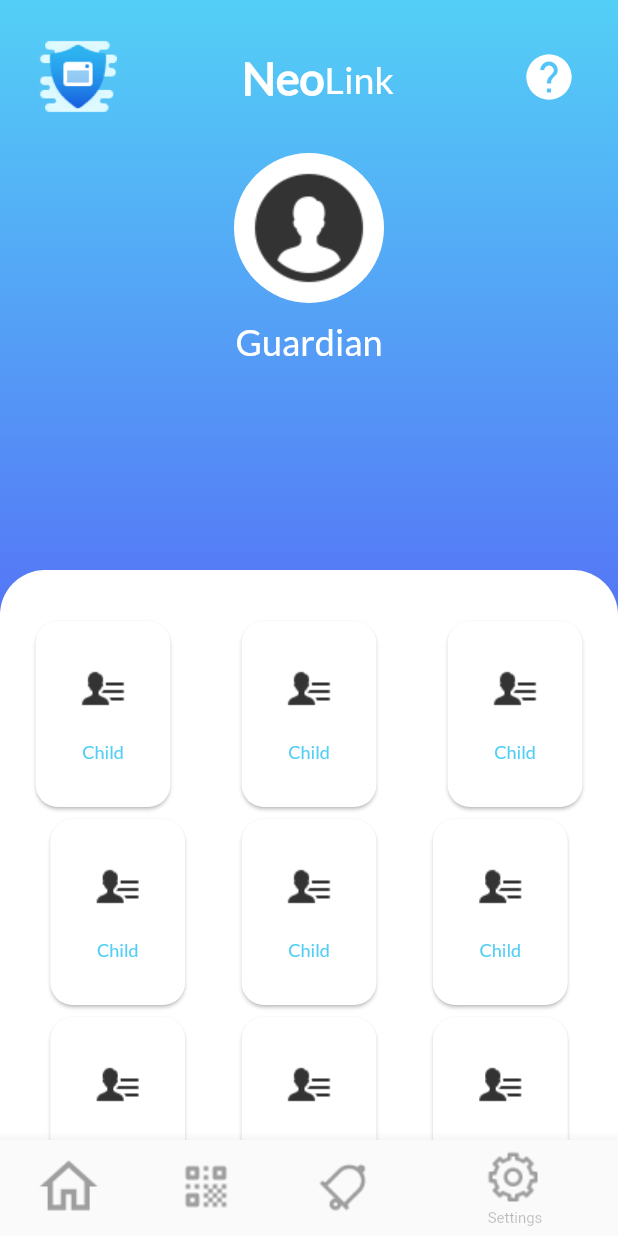
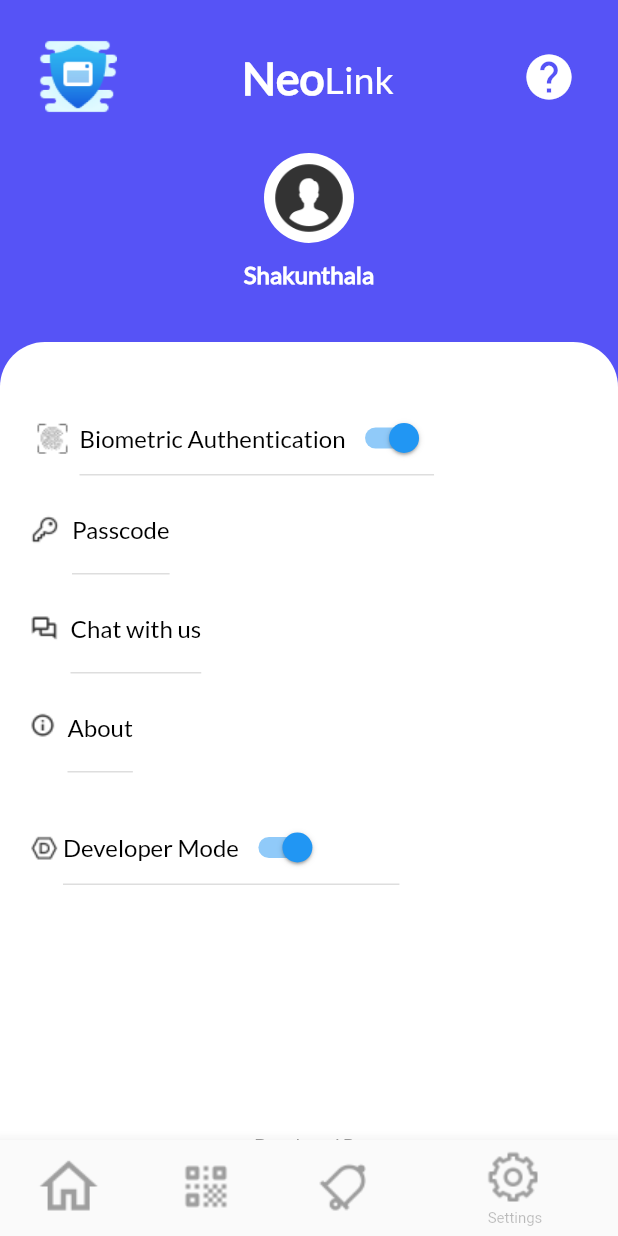
Before and after one commit to Shadow60539/neo_link, a Flutter app: the IndexPage screen opened directly, swiped to page 4, on a phone screen of 412 x 824 dp. Run offline on Flutter 3.47's test engine with Material 2 defaults, Android fonts, the phone set to English and light mode, and no system bars; our stand-ins replace device_preview.

Commit message:
add settings page

```diff
--- a/lib/main.dart
+++ b/lib/main.dart
@@ -1,10 +1,11 @@
+import 'package:device_preview/device_preview.dart';
 import 'package:flutter/material.dart';
 import 'package:flutter/services.dart';
 import 'package:neo_link_app/ui/colors/colors.dart';
 import 'package:neo_link_app/ui/pages/splash_page.dart';
 
 void main() {
-  runApp(MyApp());
+  runApp(DevicePreview(builder: (context) => MyApp()));
 }
 
 class MyApp extends StatelessWidget {
--- a/lib/ui/pages/guardian_page.dart
+++ b/lib/ui/pages/guardian_page.dart
@@ -12,16 +12,22 @@ class GuardianPage extends StatelessWidget {
       child: Scaffold(
           appBar: _appBar(context, style),
           backgroundColor: kLightBlue,
-        body: Container(
+          body: DraggableScrollableSheet(
+            minChildSize: 0.9,
+            maxChildSize: 1,
+            initialChildSize: 1,
+            builder: (BuildContext context, ScrollController scrollController) {
+              return Container(
                 margin: EdgeInsets.only(top: 24),
                 width: double.infinity,
                 padding: EdgeInsets.fromLTRB(21, 38, 21, 0),
                 decoration: BoxDecoration(
                     color: Colors.white,
                     borderRadius: BorderRadius.only(
-                  topLeft: Radius.circular(30), topRight: Radius.circular(30))),
-          child: Column(
-            crossAxisAlignment: CrossAxisAlignment.start,
+                        topLeft: Radius.circular(30),
+                        topRight: Radius.circular(30))),
+                child: ListView(
+                  controller: scrollController,
                   children: <Widget>[
                     Container(
                       padding: EdgeInsets.only(left: 17),
@@ -31,7 +37,8 @@ class GuardianPage extends StatelessWidget {
                           Text(
                             '30 MAR 2020  |  2:13 PM',
                             style: style.copyWith(
-                          color: Colors.grey, fontWeight: FontWeight.w500),
+                                color: Colors.grey,
+                                fontWeight: FontWeight.w500),
                           ),
                           SizedBox(
                             height: 5,
@@ -46,7 +53,8 @@ class GuardianPage extends StatelessWidget {
                           Text(
                             'You have added  Libre Health as a connection',
                             style: style.copyWith(
-                          color: Colors.grey, fontWeight: FontWeight.w500),
+                                color: Colors.grey,
+                                fontWeight: FontWeight.w500),
                           ),
                         ],
                       ),
@@ -78,8 +86,9 @@ class GuardianPage extends StatelessWidget {
                     ),
                   ],
                 ),
-        ),
-      ),
+              );
+            },
+          )),
     );
   }
 
--- a/lib/ui/pages/index_page.dart
+++ b/lib/ui/pages/index_page.dart
@@ -1,6 +1,7 @@
 import 'package:flutter/material.dart';
 import 'package:neo_link_app/ui/pages/home_page.dart';
 import 'package:neo_link_app/ui/pages/notification_page.dart';
+import 'package:neo_link_app/ui/pages/settings_page.dart';
 
 class IndexPage extends StatefulWidget {
   @override
@@ -15,7 +16,7 @@ class _IndexPageState extends State<IndexPage> {
     HomePage(),
     HomePage(),
     NotificationPage(),
-    HomePage(),
+    SettingsPage(),
   ];
 
   PageController pageController = PageController();
--- /dev/null
+++ b/lib/ui/pages/settings_page.dart
@@ -0,0 +1,232 @@
+import 'package:flutter/cupertino.dart';
+import 'package:flutter/material.dart';
+import 'package:flutter/rendering.dart';
+import 'package:neo_link_app/ui/colors/colors.dart';
+import 'package:neo_link_app/ui/pages/guardian_page.dart';
+import 'package:neo_link_app/ui/widgets/app_bar.dart';
+
+class SettingsPage extends StatelessWidget {
+  @override
+  Widget build(BuildContext context) {
+    final style = Theme.of(context).textTheme.bodyText1;
+    return SafeArea(
+      child: Scaffold(
+        body: Stack(
+          children: <Widget>[
+            Container(
+              color: kDarkBlue,
+            ),
+            _backgroundContainer(style, context),
+            _draggableSheet(style),
+          ],
+        ),
+      ),
+    );
+  }
+
+  Widget _backgroundContainer(TextStyle style, BuildContext context) {
+    return Column(
+      children: <Widget>[
+        MyAppBar(),
+        GestureDetector(
+          onTap: () => Navigator.push(
+              context, MaterialPageRoute(builder: (context) => GuardianPage())),
+          child: Container(
+            child: Column(
+              children: <Widget>[
+                Container(
+                  height: 60,
+                  width: 60,
+                  decoration: BoxDecoration(
+                      shape: BoxShape.circle, color: Colors.white),
+                  child: Image.asset(
+                    'assets/user_dp.png',
+                    scale: 1.6,
+                  ),
+                ),
+                SizedBox(
+                  height: 11,
+                ),
+                Text(
+                  'Shakunthala',
+                  style:
+                      style.copyWith(fontSize: 16, fontWeight: FontWeight.bold),
+                ),
+              ],
+            ),
+          ),
+        ),
+      ],
+    );
+  }
+
+  Widget _draggableSheet(TextStyle style) {
+    return DraggableScrollableSheet(
+      builder: (context, c) {
+        return Container(
+          decoration: BoxDecoration(
+              color: Colors.white,
+              borderRadius: BorderRadius.only(
+                  topLeft: Radius.circular(30), topRight: Radius.circular(30))),
+          child: SingleChildScrollView(
+            child: Column(
+              children: <Widget>[
+                Padding(
+                  padding: EdgeInsets.only(top: 40, left: 20),
+                  child: Column(
+                    crossAxisAlignment: CrossAxisAlignment.stretch,
+                    children: <Widget>[
+                      Row(
+                        mainAxisAlignment: MainAxisAlignment.start,
+                        children: <Widget>[
+                          Image.asset('assets/fingerprint.png'),
+                          SizedBox(
+                            width: 3,
+                          ),
+                          Container(
+                            decoration: BoxDecoration(
+                                border: Border(
+                                    bottom: BorderSide(color: kDividerColor))),
+                            child: Row(
+                              mainAxisAlignment: MainAxisAlignment.spaceBetween,
+                              children: <Widget>[
+                                Text(
+                                  'Biometric Authentication',
+                                  style: style.copyWith(
+                                      fontSize: 16, color: Colors.black),
+                                ),
+                                Switch(value: true, onChanged: (v) {})
+                              ],
+                            ),
+                          ),
+                        ],
+                      ),
+                      SizedBox(
+                        height: 26,
+                      ),
+                      Row(
+                        crossAxisAlignment: CrossAxisAlignment.start,
+                        children: <Widget>[
+                          Image.asset('assets/password.png'),
+                          SizedBox(
+                            width: 8,
+                          ),
+                          Container(
+                            padding: EdgeInsets.only(bottom: 20),
+                            decoration: BoxDecoration(
+                                border: Border(
+                                    bottom: BorderSide(color: kDividerColor))),
+                            child: Text(
+                              'Passcode',
+                              style: style.copyWith(
+                                  fontSize: 16, color: Colors.black),
+                            ),
+                          ),
+                        ],
+                      ),
+                      SizedBox(
+                        height: 26,
+                      ),
+                      Row(
+                        crossAxisAlignment: CrossAxisAlignment.start,
+                        children: <Widget>[
+                          Image.asset('assets/chat.png'),
+                          SizedBox(
+                            width: 8,
+                          ),
+                          Container(
+                            padding: EdgeInsets.only(bottom: 20),
+                            decoration: BoxDecoration(
+                                border: Border(
+                                    bottom: BorderSide(color: kDividerColor))),
+                            child: Text(
+                              'Chat with us',
+                              style: style.copyWith(
+                                  fontSize: 16, color: Colors.black),
+                            ),
+                          ),
+                        ],
+                      ),
+                      SizedBox(
+                        height: 26,
+                      ),
+                      Row(
+                        crossAxisAlignment: CrossAxisAlignment.start,
+                        children: <Widget>[
+                          Image.asset('assets/about.png'),
+                          SizedBox(
+                            width: 8,
+                          ),
+                          Container(
+                            padding: EdgeInsets.only(bottom: 20),
+                            decoration: BoxDecoration(
+                                border: Border(
+                                    bottom: BorderSide(color: kDividerColor))),
+                            child: Text(
+                              'About',
+                              style: style.copyWith(
+                                  fontSize: 16, color: Colors.black),
+                            ),
+                          ),
+                        ],
+                      ),
+                      SizedBox(
+                        height: 26,
+                      ),
+                      Row(
+                        mainAxisAlignment: MainAxisAlignment.start,
+                        children: <Widget>[
+                          Image.asset('assets/developer_mode.png'),
+                          SizedBox(
+                            width: 3,
+                          ),
+                          Container(
+                            padding: EdgeInsets.only(right: 48),
+                            decoration: BoxDecoration(
+                                border: Border(
+                                    bottom: BorderSide(color: kDividerColor))),
+                            child: Row(
+                              children: <Widget>[
+                                Text(
+                                  'Developer Mode',
+                                  style: style.copyWith(
+                                      fontSize: 16, color: Colors.black),
+                                ),
+                                Switch(value: true, onChanged: (v) {})
+                              ],
+                            ),
+                          ),
+                        ],
+                      ),
+                    ],
+                  ),
+                ),
+                SizedBox(
+                  height: 166,
+                ),
+                Text(
+                  'Developed By',
+                  style: style.copyWith(color: Colors.grey, fontSize: 12),
+                ),
+                SizedBox(
+                  height: 11,
+                ),
+                Text(
+                  'LibreHeath',
+                  style: style.copyWith(color: Colors.black54, fontSize: 12),
+                ),
+                SizedBox(
+                  height: 15,
+                )
+              ],
+            ),
+            controller: c,
+          ),
+        );
+      },
+      initialChildSize: 0.7,
+      maxChildSize: 0.7,
+      minChildSize: 0.6,
+    );
+  }
+}
--- a/lib/ui/widgets/notification_card.dart
+++ b/lib/ui/widgets/notification_card.dart
@@ -19,16 +19,16 @@ class NotificationCard extends StatelessWidget {
         shadowColor: Colors.white,
         child: Padding(
           padding: EdgeInsets.fromLTRB(25, 23, 26, 27),
-          child: Column(
-            children: <Widget>[
-              Row(
+          child: Row(
             mainAxisAlignment: MainAxisAlignment.spaceBetween,
             children: <Widget>[
-                  Column(
+              Expanded(
+                flex: 4,
+                child: Column(
                   crossAxisAlignment: CrossAxisAlignment.start,
                   children: <Widget>[
                     Text(
-                        'Connection 1bcdassfesafesg....',
+                      'Connection 1bcdassfesa.............',
                       style: style.copyWith(
                           fontWeight: FontWeight.bold,
                           fontSize: 16,
@@ -40,12 +40,13 @@ class NotificationCard extends StatelessWidget {
                     ),
                   ],
                 ),
-                  Text(
+              ),
+              Expanded(
+                child: Text(
                   '2:25 PM',
                   style: style.copyWith(fontSize: 10, color: Colors.black),
+                ),
               )
-                ],
-              ),
             ],
           ),
         ),
```
Also changed, not shown: pubspec.yaml (+1 -9 lines), assets/about.png (added), assets/chat.png (added), assets/developer_mode.png (added), assets/fingerprint.png (added), assets/password.png (added). Lines whose indentation alone changed are shown as unchanged.
